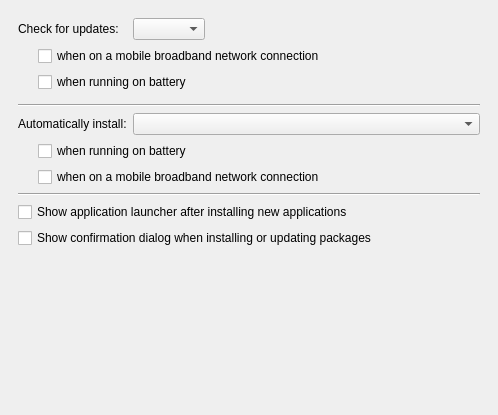
The window that ApperKCM/Settings/Settings.ui (KDE/apper) describes before a commit, drawn with Qt 5.
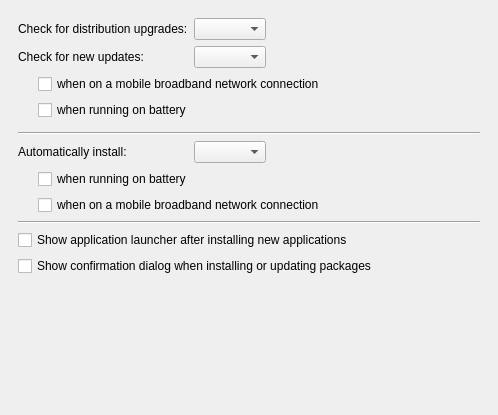
The same window after the commit. Custom widgets are drawn as their Qt base class.

Patch:
```diff
--- a/ApperKCM/Settings/Settings.ui
+++ b/ApperKCM/Settings/Settings.ui
@@ -32,7 +32,29 @@
          <layout class="QHBoxLayout" name="horizontalLayout">
           <item>
            <layout class="QFormLayout" name="formLayout_2">
+            <property name="fieldGrowthPolicy">
+             <enum>QFormLayout::ExpandingFieldsGrow</enum>
+            </property>
             <item row="1" column="1">
+             <widget class="KComboBox" name="distroIntervalCB"/>
+            </item>
+            <item row="2" column="0">
+             <widget class="QLabel" name="intervalL">
+              <property name="sizePolicy">
+               <sizepolicy hsizetype="Fixed" vsizetype="Preferred">
+                <horstretch>0</horstretch>
+                <verstretch>0</verstretch>
+               </sizepolicy>
+              </property>
+              <property name="text">
+               <string>Check for new updates:</string>
+              </property>
+              <property name="buddy">
+               <cstring>intervalCB</cstring>
+              </property>
+             </widget>
+            </item>
+            <item row="2" column="1">
              <widget class="KComboBox" name="intervalCB">
               <property name="sizePolicy">
                <sizepolicy hsizetype="Fixed" vsizetype="Fixed">
@@ -45,23 +67,7 @@
               </property>
              </widget>
             </item>
-            <item row="1" column="0">
-             <widget class="QLabel" name="intervalL">
-              <property name="sizePolicy">
-               <sizepolicy hsizetype="Fixed" vsizetype="Preferred">
-                <horstretch>0</horstretch>
-                <verstretch>0</verstretch>
-               </sizepolicy>
-              </property>
-              <property name="text">
-               <string>Check for updates:</string>
-              </property>
-              <property name="buddy">
-               <cstring>intervalCB</cstring>
-              </property>
-             </widget>
-            </item>
-            <item row="2" column="0" colspan="2">
+            <item row="3" column="0" colspan="2">
              <layout class="QGridLayout" name="gridLayout_4">
               <item row="0" column="0" rowspan="3">
                <spacer name="horizontalSpacer_3">
@@ -95,7 +101,14 @@
               </item>
              </layout>
             </item>
-            <item row="4" column="0">
+            <item row="4" column="0" colspan="2">
+             <widget class="Line" name="line">
+              <property name="orientation">
+               <enum>Qt::Horizontal</enum>
+              </property>
+             </widget>
+            </item>
+            <item row="5" column="0">
              <widget class="QLabel" name="autoInsL">
               <property name="enabled">
                <bool>true</bool>
@@ -108,28 +121,14 @@
               </property>
              </widget>
             </item>
-            <item row="4" column="1">
+            <item row="5" column="1">
              <widget class="KComboBox" name="autoCB">
               <property name="enabled">
                <bool>true</bool>
               </property>
              </widget>
             </item>
-            <item row="3" column="0" colspan="2">
-             <widget class="Line" name="line">
-              <property name="orientation">
-               <enum>Qt::Horizontal</enum>
-              </property>
-             </widget>
-            </item>
             <item row="6" column="0" colspan="2">
-             <widget class="Line" name="line_2">
-              <property name="orientation">
-               <enum>Qt::Horizontal</enum>
-              </property>
-             </widget>
-            </item>
-            <item row="5" column="0" colspan="2">
              <layout class="QGridLayout" name="gridLayout_5">
               <item row="0" column="0" rowspan="2">
                <spacer name="horizontalSpacer_4">
@@ -164,19 +163,33 @@
              </layout>
             </item>
             <item row="7" column="0" colspan="2">
+             <widget class="Line" name="line_2">
+              <property name="orientation">
+               <enum>Qt::Horizontal</enum>
+              </property>
+             </widget>
+            </item>
+            <item row="8" column="0" colspan="2">
              <widget class="QCheckBox" name="appLauncherCB">
               <property name="text">
                <string>Show application launcher after installing new applications</string>
               </property>
              </widget>
             </item>
-            <item row="8" column="0" colspan="2">
+            <item row="9" column="0" colspan="2">
              <widget class="QCheckBox" name="autoConfirmCB">
               <property name="text">
                <string>Show confirmation dialog when installing or updating packages</string>
               </property>
              </widget>
             </item>
+            <item row="1" column="0">
+             <widget class="QLabel" name="label">
+              <property name="text">
+               <string>Check for distribution upgrades:</string>
+              </property>
+             </widget>
+            </item>
            </layout>
           </item>
          </layout>
```
